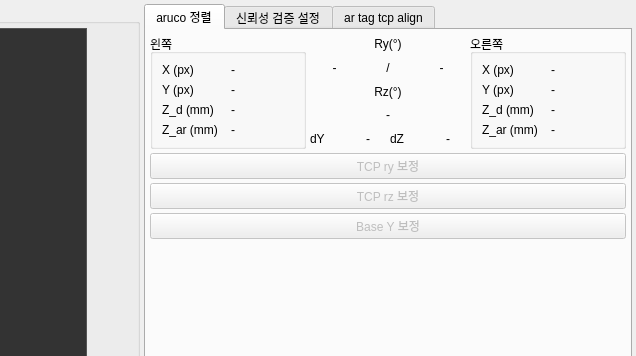
kuks2309/Charging_Robot_Operation, file ui/tab_aruco_reliability.ui: the form before one commit; both pictures show x 564 to 1200 and y 0 to 356 of the 1200 by 858 pixel window.
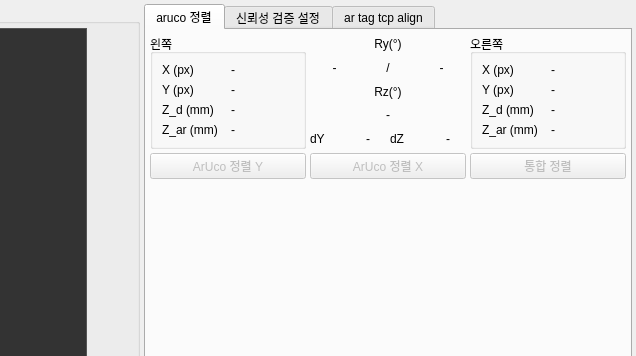
The form after the commit. The open tabs and pages were chosen to show the change.

Commit message:
[feat] DS435→ArduCam 핸드오프 4단계 + ArduCam 미세 정렬 기능
- DS435→ArduCam 핸드오프 핸들러 구현 (4단계: DS435 센터링→깊이조정→카메라오프셋→ArduCam통합정렬)
- Z 보정 50mm 초과 시 2단계 분할 이동
- 카메라 오프셋 부호 반전 수정 (cam_offset_y=-raw_y, cam_offset_z=-raw_z)
- ArduCam 미세 정렬 기능 추가 (_fine_align_axis: 0.1mm 스텝, 3샘플 평균, 부호반전 감지)
- 미세 정렬 진입 임계값 ENTRY_PX=10.0, 수렴 CONVERGE_PX=1.5
- ArUco 탭 정렬 버튼 리네이밍 및 시그널 정리
- StereoOffsetCalculator 추가 (sweep 데이터 기반 카메라 간 오프셋 계산)
- 이슈 기록 업데이트

```diff
--- a/ui/tab_aruco_reliability.ui
+++ b/ui/tab_aruco_reliability.ui
@@ -995,34 +995,38 @@
         </layout>
        </item>
        <item>
-        <widget class="QPushButton" name="btnAlignRxFromAngle">
+        <layout class="QHBoxLayout" name="hboxAlignArucoButtons">
+         <item>
+          <widget class="QPushButton" name="btnAlignArucoY">
          <property name="enabled">
           <bool>false</bool>
          </property>
          <property name="text">
-          <string>TCP ry 보정</string>
+            <string>ArUco 정렬 Y</string>
          </property>
         </widget>
        </item>
        <item>
-        <widget class="QPushButton" name="btnAlignRzFromAngle">
+          <widget class="QPushButton" name="btnAlignArucoX">
          <property name="enabled">
           <bool>false</bool>
          </property>
          <property name="text">
-          <string>TCP rz 보정</string>
+            <string>ArUco 정렬 X</string>
          </property>
         </widget>
        </item>
        <item>
-        <widget class="QPushButton" name="btnAlignBaseY">
+          <widget class="QPushButton" name="btnAlignArucoCombined">
          <property name="enabled">
           <bool>false</bool>
          </property>
          <property name="text">
-          <string>Base Y 보정</string>
-         </property>
-        </widget>
+            <string>통합 정렬</string>
+           </property>
+          </widget>
+         </item>
+        </layout>
        </item>
        <item>
         <spacer name="spacerArucoAlignBottom">
```
Lines whose indentation alone changed are shown as unchanged. The commit also changes 14 other files.
